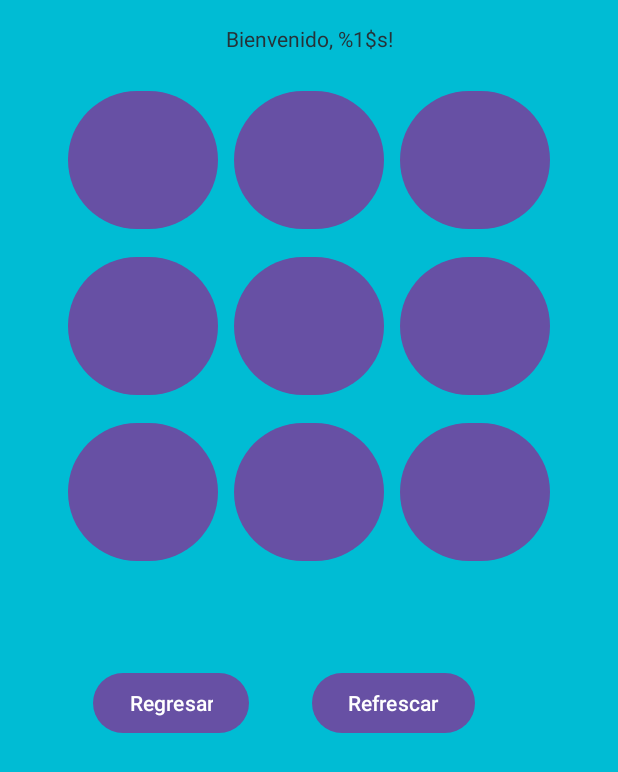
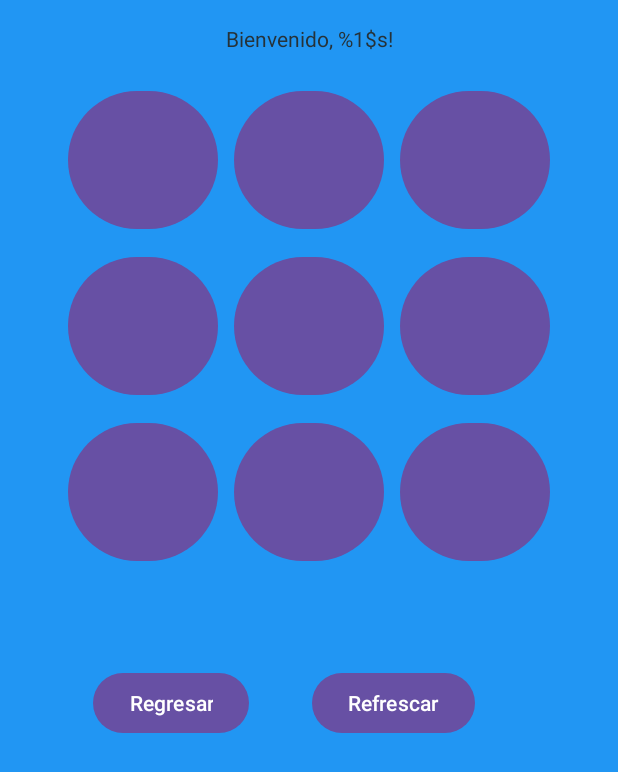
Before and after one commit to AJ-Trujillo/ExamenParcialMoviles, an Android app: the layout activity_juego_michi.xml on its own in the app's theme, with its tools: preview values and no code run, on a phone screen of 412 x 824 dp. Shown: the top 772 px of the screen. Run offline under Robolectric (Android 15) with nearby library versions, the phone set to English and light mode, and no system bars.

Commit message:
examen parcial concluido

```diff
--- a/app/src/main/res/layout/activity_juego_michi.xml
+++ b/app/src/main/res/layout/activity_juego_michi.xml
@@ -5,7 +5,7 @@
     android:id="@+id/main"
     android:layout_width="match_parent"
     android:layout_height="match_parent"
-    android:background="#00BCD4"
+    android:background="#2196F3"
     tools:context=".Activity_juegoMichi">
 
     <TextView
```
